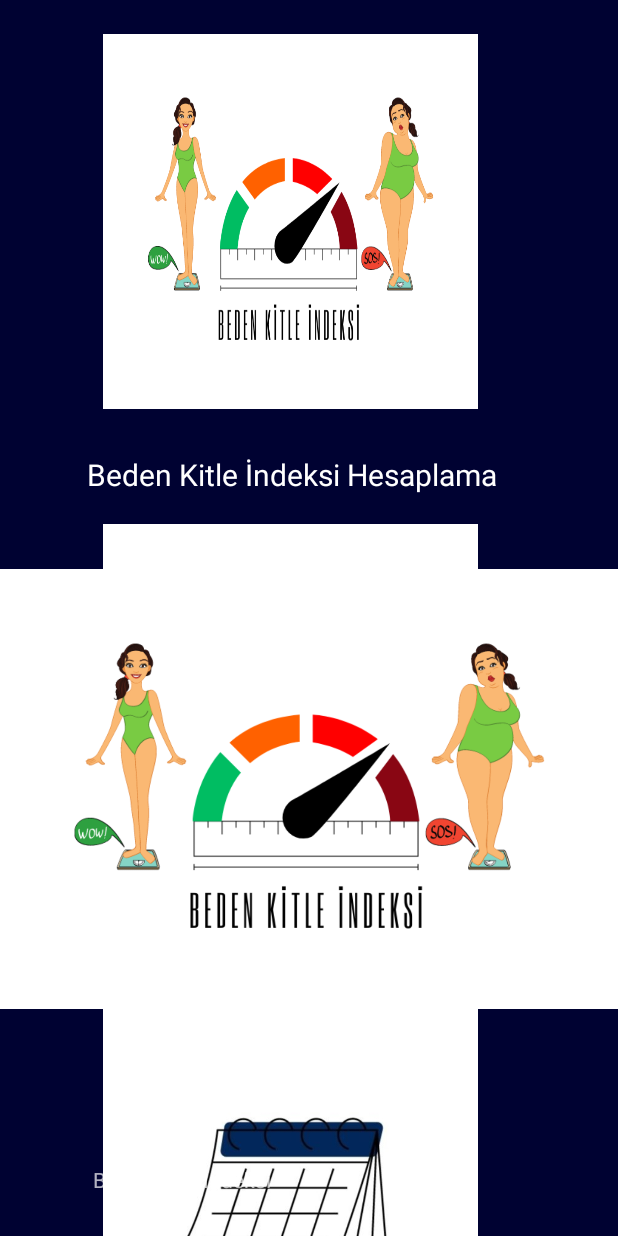
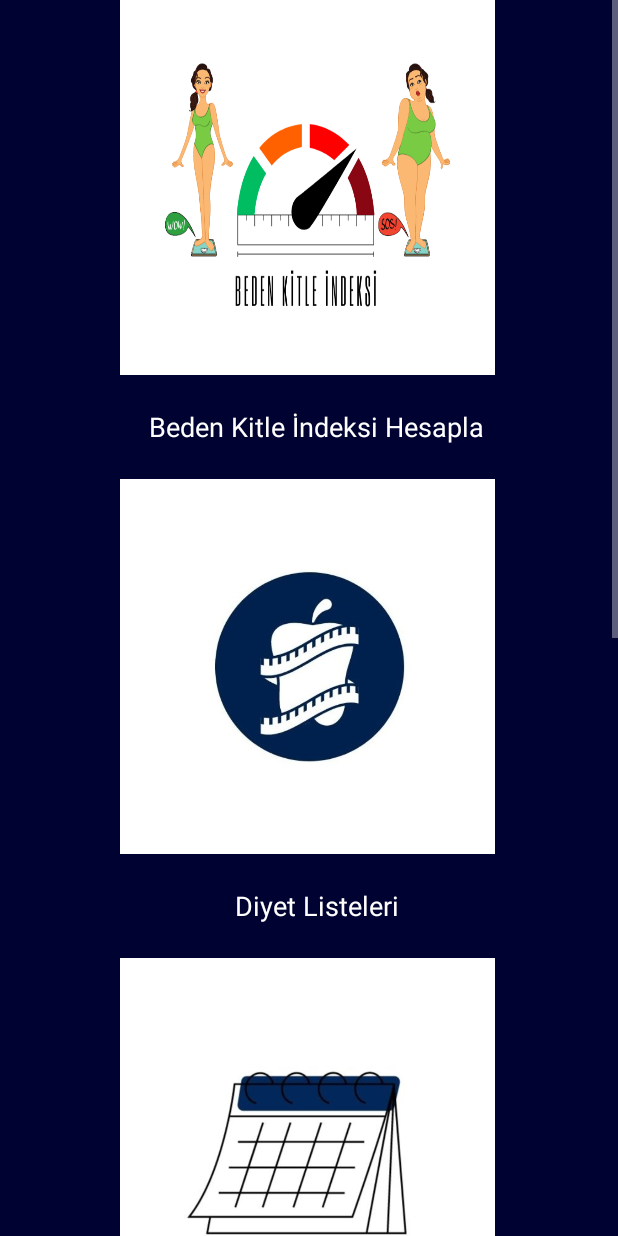
Before and after one commit to buserumeysa/DiyetOnerim, an Android app: the HomePageActivity screen opened directly, with no data from a screen before it, on a phone screen of 412 x 824 dp. Run offline under Robolectric (Android 15) with nearby library versions, the phone set to English and light mode, and no system bars.

Commit message:
Güncelleme

```diff
--- /dev/null
+++ b/app/src/main/java/com/buserkapkiner/diyetonerim/ui/calorieCounter/CalorieCounterActivity.kt
@@ -0,0 +1,6 @@
+package com.buserkapkiner.diyetonerim.ui.calorieCounter
+
+import androidx.appcompat.app.AppCompatActivity
+
+class CalorieCounterActivity: AppCompatActivity() {
+}
--- /dev/null
+++ b/app/src/main/java/com/buserkapkiner/diyetonerim/ui/diet/DietActivity.kt
@@ -0,0 +1,6 @@
+package com.buserkapkiner.diyetonerim.ui.diet
+
+import androidx.appcompat.app.AppCompatActivity
+
+class DietActivity : AppCompatActivity() {
+}
--- a/app/src/main/java/com/buserkapkiner/diyetonerim/ui/homepage/HomePageActivity.kt
+++ b/app/src/main/java/com/buserkapkiner/diyetonerim/ui/homepage/HomePageActivity.kt
@@ -3,15 +3,14 @@ package com.buserkapkiner.diyetonerim.ui.homepage
 import android.content.Intent
 import android.os.Bundle
 import androidx.appcompat.app.AppCompatActivity
-import androidx.recyclerview.widget.LinearLayoutManager
-import androidx.recyclerview.widget.RecyclerView
-import com.buserkapkiner.diyetonerim.R
 import com.buserkapkiner.diyetonerim.databinding.ActivityHomePageBinding
 import com.buserkapkiner.diyetonerim.ui.bmi.BodyMossIndexActivity
 import com.buserkapkiner.diyetonerim.ui.calendar.CalendarActivity
+import com.buserkapkiner.diyetonerim.ui.calorieCounter.CalorieCounterActivity
+import com.buserkapkiner.diyetonerim.ui.diet.DietActivity
+import com.buserkapkiner.diyetonerim.ui.weightTracking.WeightTrackingActivity
 
 class HomePageActivity : AppCompatActivity() {
-    private val homePageRecyclerAdapter = RecyclerAdapter()
 
 
     override fun onCreate(savedInstanceState: Bundle?) {
@@ -26,7 +25,7 @@ class HomePageActivity : AppCompatActivity() {
 
         }
         binding.imgDiet.setOnClickListener {
-            intent = Intent(applicationContext, BodyMossIndexActivity::class.java)
+            intent = Intent(applicationContext, DietActivity::class.java)
             startActivity(intent)
 
         }
@@ -36,23 +35,18 @@ class HomePageActivity : AppCompatActivity() {
 
         }
         binding.imgWater.setOnClickListener {
-            intent = Intent(applicationContext, BodyMossIndexActivity::class.java)
+            intent = Intent(applicationContext, CalorieCounterActivity::class.java)
             startActivity(intent)
 
         }
         binding.imgWeightTracking.setOnClickListener {
-            intent = Intent(applicationContext, BodyMossIndexActivity::class.java)
+            intent = Intent(applicationContext, WeightTrackingActivity::class.java)
             startActivity(intent)
 
         }
-        val recyclerView = findViewById<RecyclerView>(R.id.home_page_recycler_view)
-        recyclerView.layoutManager = LinearLayoutManager(this, LinearLayoutManager.VERTICAL, false)
 
-        val adapter = RecyclerAdapter()
-
-        recyclerView.adapter= adapter
 
     }
 
 
-    }
+}
--- a/app/src/main/java/com/buserkapkiner/diyetonerim/ui/homepage/RecyclerAdapter.kt
+++ /dev/null
@@ -1,45 +0,0 @@
-package com.buserkapkiner.diyetonerim.ui.homepage
-
-import android.view.LayoutInflater
-import android.view.View
-import android.view.ViewGroup
-import android.widget.ImageView
-import android.widget.TextView
-import androidx.recyclerview.widget.RecyclerView
-import com.buserkapkiner.diyetonerim.R
-
-class RecyclerAdapter: RecyclerView.Adapter<RecyclerAdapter.ViewHolder>() {
-    private var titles = arrayOf("Beden Kitle İndeksi","Diyetler Hakkında Bilgi","Takvim","Kilo Takibi","Su Takibi")
-    private var images = intArrayOf(R.drawable.bki,R.drawable.diyet,R.drawable.takvim,R.drawable.tart,R.drawable.su)
-
-    override fun onCreateViewHolder(parent: ViewGroup, viewType: Int): RecyclerAdapter.ViewHolder {
-        val v= LayoutInflater.from(parent.context).inflate(R.layout.activity_home_page,parent,false)
-        return ViewHolder(v)
-    }
-    override fun getItemCount(): Int {
-        return titles.size
-    }
-
-    override fun onBindViewHolder(holder: RecyclerAdapter.ViewHolder, position: Int) {
-        holder.itemTitle.text = titles[position]
-        holder.itemImage.setImageResource(images[position])
-
-    }
-
-
-
-    inner class ViewHolder(itemView: View):RecyclerView.ViewHolder(itemView){
-        var itemTitle: TextView
-        var itemImage: ImageView
-
-
-        init {
-            itemImage=itemView.findViewById(R.id.item_image)
-            itemTitle=itemView.findViewById(R.id.item_title)
-        }
-
-
-    }
-
-
-}
--- /dev/null
+++ b/app/src/main/java/com/buserkapkiner/diyetonerim/ui/weightTracking/WeightTrackingActivity.kt
@@ -0,0 +1,6 @@
+package com.buserkapkiner.diyetonerim.ui.weightTracking
+
+import androidx.appcompat.app.AppCompatActivity
+
+class WeightTrackingActivity : AppCompatActivity(){
+}
--- a/app/src/main/res/layout/activity_home_page.xml
+++ b/app/src/main/res/layout/activity_home_page.xml
@@ -1,17 +1,32 @@
 <?xml version="1.0" encoding="utf-8"?>
-<androidx.constraintlayout.widget.ConstraintLayout
+<LinearLayout
     xmlns:android="http://schemas.android.com/apk/res/android"
     xmlns:app="http://schemas.android.com/apk/res-auto"
     xmlns:tools="http://schemas.android.com/tools"
     android:layout_width="match_parent"
     android:layout_height="match_parent"
     android:background="@color/constraintcolor"
-    tools:context=".ui.homepage.HomePageActivity">
+    tools:context=".ui.homepage.HomePageActivity"
+    >
+
+    <ScrollView
+        android:layout_width="match_parent"
+        android:layout_height="match_parent"
+        android:fillViewport="true">
+
+        <LinearLayout
+            android:layout_width="match_parent"
+            android:layout_height="match_parent"
+            android:orientation="vertical"
+            android:paddingStart="80dp"
+            android:paddingEnd="0dp">
+
             <ImageView
                 android:id="@+id/img_bki"
                 android:layout_width="250dp"
                 android:layout_height="250dp"
                 android:background="@drawable/bki"
+                android:scaleType="centerCrop"
                 app:layout_constraintBottom_toBottomOf="parent"
                 app:layout_constraintEnd_toEndOf="parent"
                 app:layout_constraintHorizontal_bias="0.422"
@@ -22,16 +37,16 @@
 
             <TextView
                 android:id="@+id/txt_bki"
-        android:layout_width="288dp"
-        android:layout_height="47dp"
-        android:layout_marginLeft="76dp"
-        android:layout_marginTop="20dp"
-        android:layout_marginEnd="12dp"
+                android:layout_width="261dp"
+                android:layout_height="45dp"
+                android:layout_marginTop="12dp"
+                android:layout_marginEnd="50dp"
+                android:layout_marginBottom="12dp"
                 android:gravity="center"
-        android:text="Beden Kitle İndeksi Hesaplama"
+                android:text="Beden Kitle İndeksi Hesapla"
                 android:textAlignment="center"
                 android:textColor="@color/white"
-        android:textSize="20sp"
+                android:textSize="18sp"
                 app:layout_constraintEnd_toEndOf="@id/img_bki"
                 app:layout_constraintHorizontal_bias="0.36"
                 app:layout_constraintStart_toStartOf="@id/img_bki"
@@ -52,16 +67,16 @@
 
             <TextView
                 android:id="@+id/txt_diet"
-        android:layout_width="160dp"
-        android:layout_height="46dp"
-        android:layout_marginLeft="76dp"
-        android:layout_marginTop="24dp"
+                android:layout_width="261dp"
+                android:layout_height="45dp"
+                android:layout_marginTop="12dp"
                 android:layout_marginEnd="12dp"
+                android:layout_marginBottom="12dp"
                 android:gravity="center"
                 android:text="Diyet Listeleri"
                 android:textAlignment="center"
                 android:textColor="@color/white"
-        android:textSize="20sp"
+                android:textSize="18sp"
                 app:layout_constraintEnd_toEndOf="@id/img_diet"
                 app:layout_constraintHorizontal_bias="0.602"
                 app:layout_constraintStart_toStartOf="@id/img_diet"
@@ -81,16 +96,16 @@
 
             <TextView
                 android:id="@+id/text_calendar"
-        android:layout_width="288dp"
-        android:layout_height="47dp"
-        android:layout_marginLeft="76dp"
-        android:layout_marginTop="20dp"
+                android:layout_width="261dp"
+                android:layout_height="45dp"
+                android:layout_marginTop="12dp"
                 android:layout_marginEnd="12dp"
+                android:layout_marginBottom="12dp"
                 android:gravity="center"
                 android:text="Takvim"
                 android:textAlignment="center"
                 android:textColor="@color/white"
-        android:textSize="20sp"
+                android:textSize="18sp"
                 app:layout_constraintEnd_toEndOf="@id/img_calendar"
                 app:layout_constraintHorizontal_bias="0.36"
                 app:layout_constraintStart_toStartOf="@id/img_calendar"
@@ -110,16 +125,16 @@
 
             <TextView
                 android:id="@+id/txt_water"
-        android:layout_width="288dp"
-        android:layout_height="47dp"
-        android:layout_marginLeft="76dp"
-        android:layout_marginTop="20dp"
+                android:layout_width="261dp"
+                android:layout_height="45dp"
+                android:layout_marginTop="12dp"
                 android:layout_marginEnd="12dp"
+                android:layout_marginBottom="12dp"
                 android:gravity="center"
                 android:text="Su Tüketimi"
                 android:textAlignment="center"
                 android:textColor="@color/white"
-        android:textSize="20sp"
+                android:textSize="18sp"
                 app:layout_constraintEnd_toEndOf="@id/img_water"
                 app:layout_constraintHorizontal_bias="0.36"
                 app:layout_constraintStart_toStartOf="@id/img_water"
@@ -139,46 +154,23 @@
 
             <TextView
                 android:id="@+id/txt_weight_tracking"
-        android:layout_width="288dp"
-        android:layout_height="47dp"
-        android:layout_marginLeft="76dp"
-        android:layout_marginTop="20dp"
+                android:layout_width="261dp"
+                android:layout_height="45dp"
+                android:layout_marginTop="12dp"
                 android:layout_marginEnd="12dp"
+                android:layout_marginBottom="12dp"
                 android:gravity="center"
                 android:text="Kilo Takibi"
                 android:textAlignment="center"
                 android:textColor="@color/white"
-        android:textSize="20sp"
+                android:textSize="18sp"
                 app:layout_constraintEnd_toEndOf="@id/img_weight_tracking"
                 app:layout_constraintHorizontal_bias="0.36"
                 app:layout_constraintStart_toStartOf="@id/img_weight_tracking"
                 app:layout_constraintTop_toBottomOf="@id/img_weight_tracking" />
-    <TextView
-        android:layout_width="288dp"
-        android:layout_height="47dp"
-        android:id="@+id/item_title"
-        app:layout_constraintEnd_toEndOf="parent"
-        app:layout_constraintStart_toStartOf="parent"
-        app:layout_constraintBottom_toBottomOf="parent"
-
-    />
-    <ImageView
-        android:layout_width="wrap_content"
-        android:layout_height="wrap_content"
-        android:id="@+id/item_image"
-        app:layout_constraintEnd_toEndOf="parent"
-        app:layout_constraintStart_toStartOf="parent"
-        app:layout_constraintBottom_toBottomOf="parent">
-
-    </ImageView>
-
-    <androidx.recyclerview.widget.RecyclerView
-        android:layout_width="match_parent"
-        android:layout_height="match_parent"
-        android:id="@+id/home_page_recycler_view" />
 
 
+        </LinearLayout>
+    </ScrollView>
 
-
-
-</androidx.constraintlayout.widget.ConstraintLayout>
+</LinearLayout>
```
Also changed, not shown: app/src/main/AndroidManifest.xml (+12 -0 lines), app/src/main/java/com/buserkapkiner/diyetonerim/ui/homepage/HomePageModel.kt (deleted, +0 -7 lines), app/src/main/res/layout/activity_calorie_counter.xml (added, +417 -0 lines), app/src/main/res/layout/activity_diet.xml (added, +8 -0 lines), app/src/main/res/layout/activity_weight_tracking.xml (added, +8 -0 lines). Lines whose indentation alone changed are shown as unchanged.
